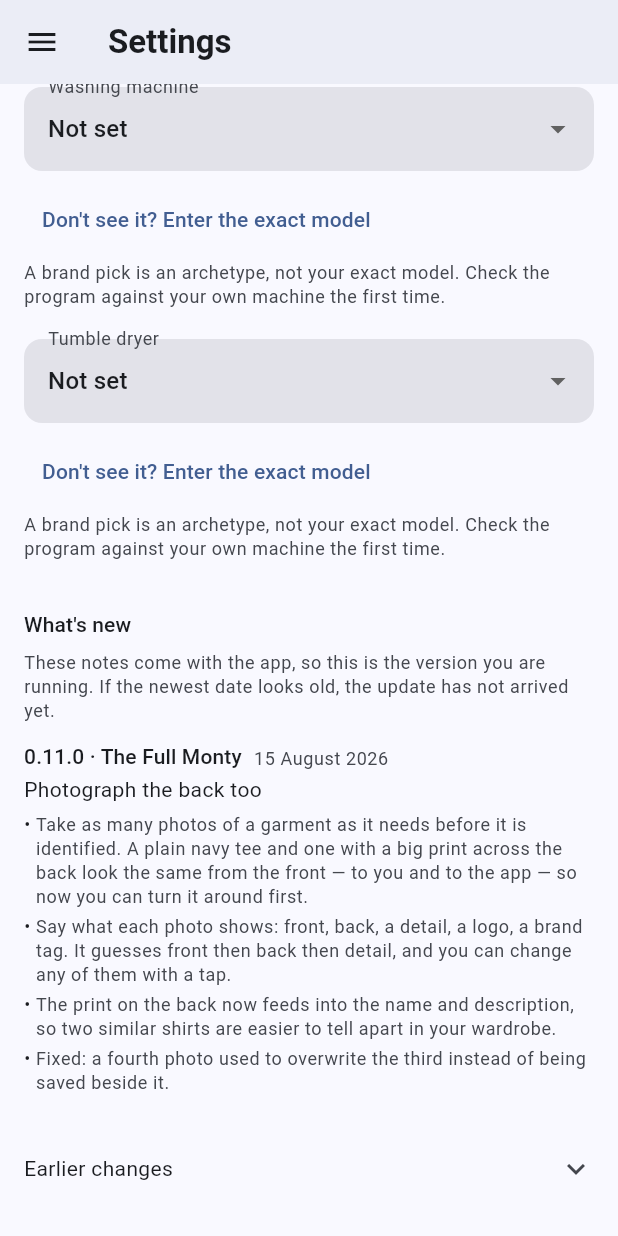
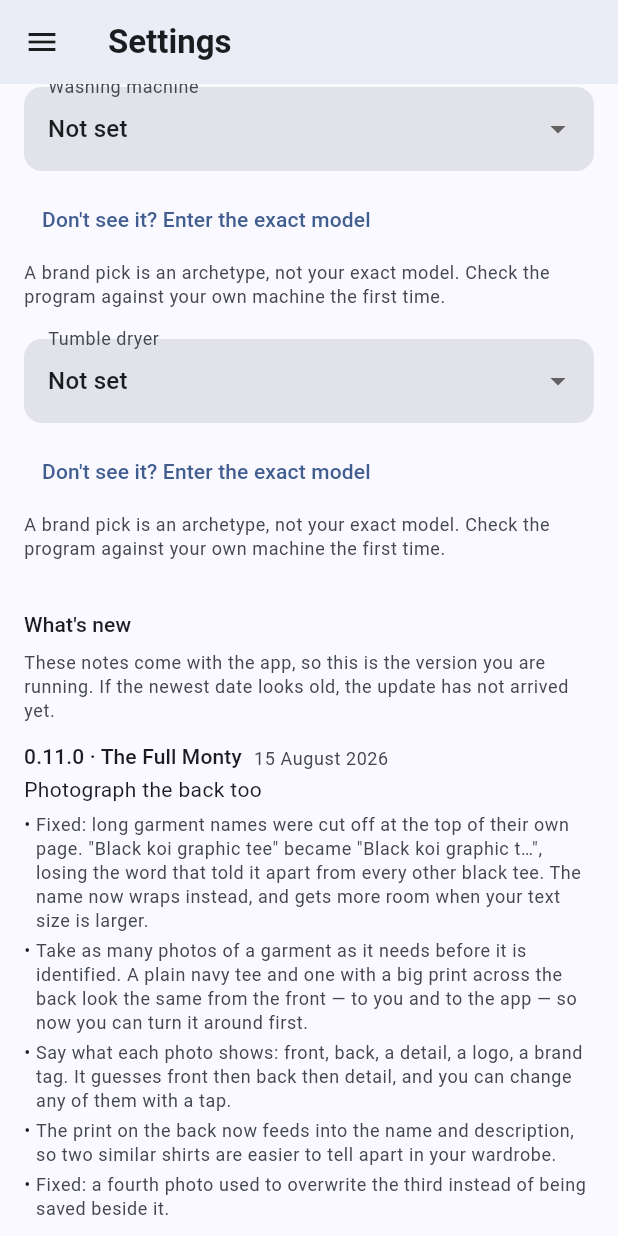
Before and after one commit to 1morepush/Washing-Advice, a Flutter app: the SettingsScreen screen opened by its route, scrolled down 716 dp, on a phone screen of 412 x 824 dp. Run offline on Flutter 3.47's test engine with Material 3 defaults, Android fonts, the phone set to English and light mode, and no system bars; our stand-ins replace drift, drift_flutter, flutter_riverpod, go_router, image_picker, shared_preferences and 1 more; missing offline and left inert: dart:js_interop; accounts and stored records are empty; generated files the repository leaves out were written again; project files that could hold a hidden picture were left out.

Commit message:
fix(app): stop cutting a garment's name off on its own page
The app bar showed the name on one line, so "Black koi graphic tee" became
"Black koi graphic t…" — losing exactly the word that tells it from every
other black tee. The distinguishing word is as often at the end of a
garment name as the start, so truncation is not a graceful degradation
here, and the name is the one thing on that screen that says which garment
it is.

It now wraps to three lines. Three rather than two because two is not
enough at a larger text size, which is precisely when somebody needs the
name legible. The bar's height is derived from the scaled type rather than
fixed, since a fixed height clips the third line the moment it is used.

The layout tests already rendered a 32-character name at 320dp and passed
throughout, because an ellipsis is not an overflow and nothing was
measuring for one. They now assert `didExceedMaxLines` on the title, which
fails on the old single-line behaviour at both normal and 1.3x text.

Co-Authored-By: Claude Opus 5 <noreply@anthropic.com>
Claude-Session: https://claude.ai/code/session_0178i32JANfVzKTZhpfPaiNv

```diff
--- a/app/lib/features/settings/patch_notes.dart
+++ b/app/lib/features/settings/patch_notes.dart
@@ -76,6 +76,10 @@ final patchNotes = <Release>[
     date: DateTime.utc(2026, 8, 15),
     headline: 'Photograph the back too',
     changes: [
+      'Fixed: long garment names were cut off at the top of their own page. '
+          '"Black koi graphic tee" became "Black koi graphic t…", losing the '
+          'word that told it apart from every other black tee. The name now '
+          'wraps instead, and gets more room when your text size is larger.',
       'Take as many photos of a garment as it needs before it is identified. A '
           'plain navy tee and one with a big print across the back look the '
           'same from the front — to you and to the app — so now you can turn '
```
Also changed, not shown: app/lib/features/wardrobe/item_detail_screen.dart (+37 -1 lines), 1 other file.
